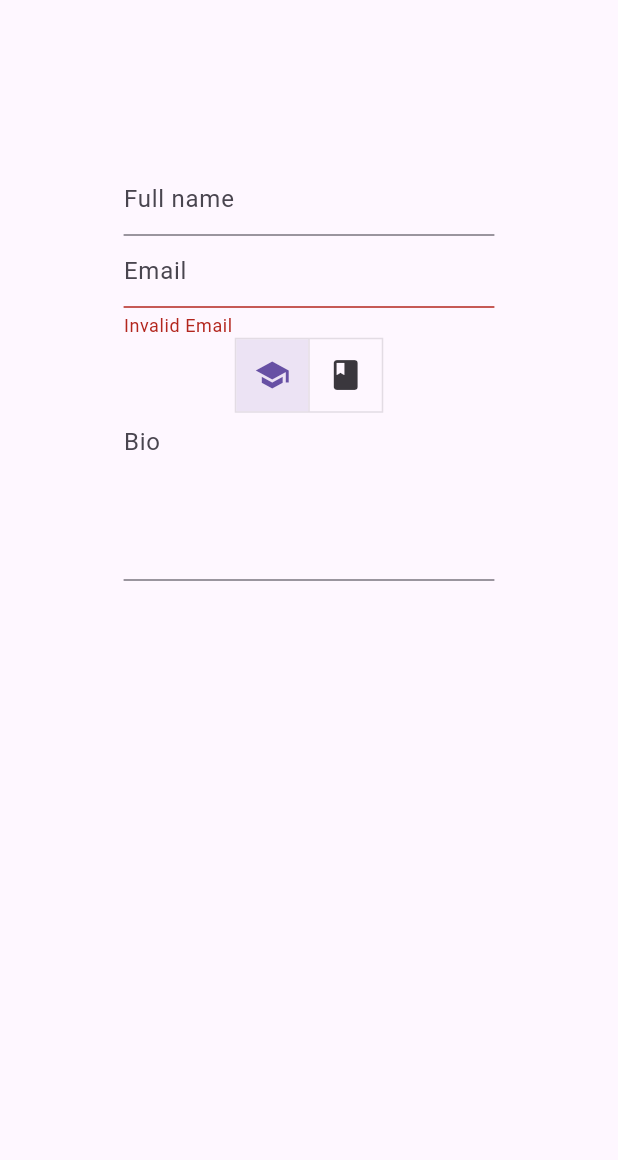
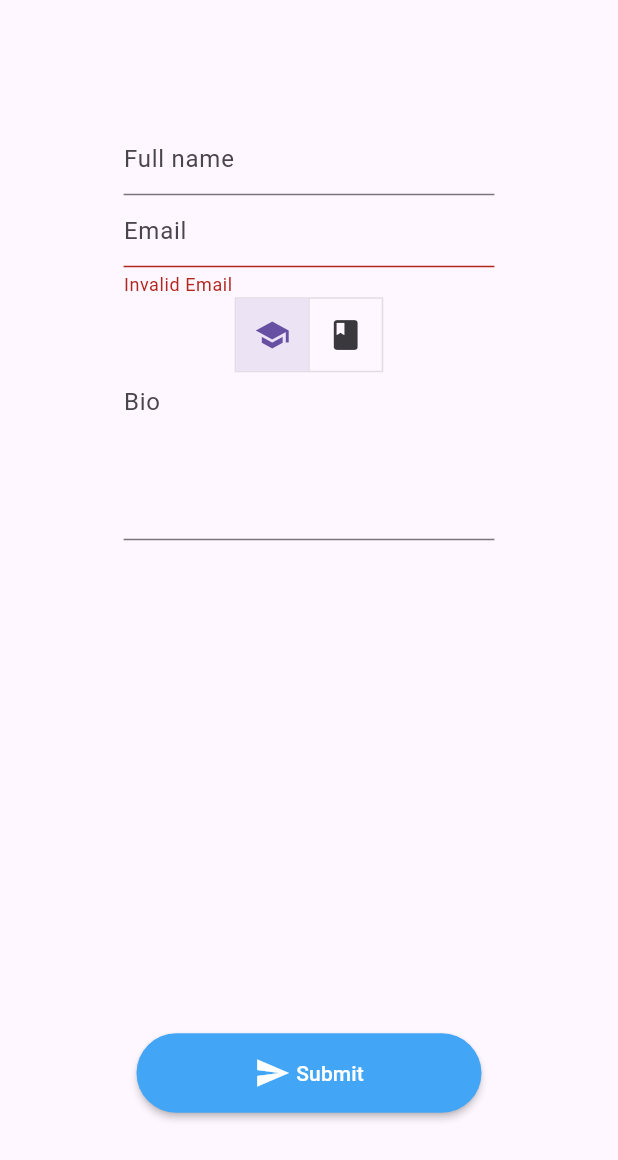
Before and after one commit to GetTeacherMechina/GetTeacherClient, a Flutter app: the screen it shows after launch, on a phone screen of 412 x 824 dp. Shown: the top 1160 px of the screen. Run offline on Flutter 3.47's test engine with Material 3 defaults, Android fonts, the phone set to English and light mode, and no system bars; drawn by our look-alikes of progress_state_button; our stand-ins replace email_validator; generated files the repository leaves out were written again; project files that could hold a hidden picture were left out.

Commit message:
Submit button

```diff
--- /dev/null
+++ b/lib/common_widgets/submit_button.dart
@@ -0,0 +1,88 @@
+import "package:flutter/material.dart";
+import "package:progress_state_button/iconed_button.dart";
+import "package:progress_state_button/progress_button.dart";
+
+class SubmitButton extends StatefulWidget {
+  SubmitButton({
+    required this.validate,
+    required this.submit,
+  });
+  final bool Function() validate;
+  final Future<void> Function() submit;
+
+  @override
+  State<SubmitButton> createState() => _SubmitButtonState();
+}
+
+class _SubmitButtonState extends State<SubmitButton> {
+  ButtonState _state = ButtonState.idle;
+  @override
+  Widget build(final BuildContext context) => ProgressButton.icon(
+        iconedButtons: <ButtonState, IconedButton>{
+          ButtonState.idle: IconedButton(
+            text: "Submit",
+            icon: const Icon(Icons.send, color: Colors.white),
+            color: Colors.blue[400]!,
+          ),
+          ButtonState.loading: IconedButton(
+            text: "Loading",
+            color: Colors.blue[400]!,
+          ),
+          ButtonState.fail: IconedButton(
+            text: "Failed",
+            icon: const Icon(Icons.cancel, color: Colors.white),
+            color: Colors.red.shade300,
+          ),
+          ButtonState.success: IconedButton(
+            text: "Success",
+            icon: const Icon(
+              Icons.check_circle,
+              color: Colors.white,
+            ),
+            color: Colors.green.shade400,
+          ),
+        },
+        onPressed: () async {
+          if (!widget.validate()) {
+            setState(() {
+              _state = ButtonState.fail;
+            });
+            Future<void>.delayed(const Duration(seconds: 5), () {
+              if (mounted) {
+                setState(() {
+                  _state = ButtonState.idle;
+                });
+              }
+            });
+            return;
+          }
+          if (_state == ButtonState.loading) {
+            return;
+          }
+          setState(() {
+            _state = ButtonState.loading;
+          });
+
+          try {
+            await widget.submit();
+            setState(() {
+              _state = ButtonState.success;
+            });
+          } on Exception catch (exceptoin) {
+            print(exceptoin);
+            setState(() {
+              _state = ButtonState.fail;
+            });
+          }
+
+          Future<void>.delayed(const Duration(seconds: 3), () {
+            if (mounted) {
+              setState(() {
+                _state = ButtonState.idle;
+              });
+            }
+          });
+        },
+        state: _state,
+      );
+}
--- a/lib/views/register_screen/register_screen.dart
+++ b/lib/views/register_screen/register_screen.dart
@@ -1,5 +1,6 @@
 import "package:email_validator/email_validator.dart";
 import "package:flutter/material.dart";
+import "package:getteacher/common_widgets/submit_button.dart";
 import "package:getteacher/views/register_screen/register_model.dart";
 import "package:getteacher/views/register_screen/user_role_input.dart";
 
@@ -45,6 +46,9 @@ class _RegisterScreenState extends State<RegisterScreen> {
                       decoration: const InputDecoration(
                         hintText: "Full name",
                       ),
+                      onChanged: (final String value) {
+                        model = model.copyWith(fullName: () => value);
+                      },
                     ),
                     TextFormField(
                       decoration: const InputDecoration(hintText: "Email"),
@@ -61,8 +65,8 @@ class _RegisterScreenState extends State<RegisterScreen> {
                     ),
                     ToggleButtons(
                       children: const <Widget>[
-                        Icon(Icons.school),
-                        Icon(Icons.book),
+                        Tooltip(message: "Teacher", child: Icon(Icons.school)),
+                        Tooltip(message: "Student", child: Icon(Icons.book)),
                       ],
                       isSelected: <bool>[
                         model.role.isTeacher(),
@@ -111,6 +115,12 @@ class _RegisterScreenState extends State<RegisterScreen> {
                     const Spacer(
                       flex: 4,
                     ),
+                    SubmitButton(
+                      validate: () => _formKey.currentState!.validate(),
+                      submit: () =>
+                          Future<void>.delayed(const Duration(seconds: 3)),
+                    ),
+                    const Spacer()
                   ],
                 ),
               ),
--- a/pubspec.yaml
+++ b/pubspec.yaml
@@ -12,6 +12,7 @@ dependencies:
     sdk: flutter
   http: ^1.2.2
   json_annotation: ^4.9.0
+  progress_state_button: ^1.0.4
 
 dev_dependencies:
   build_runner: ^2.3.3
```
Also changed, not shown: pubspec.lock.
